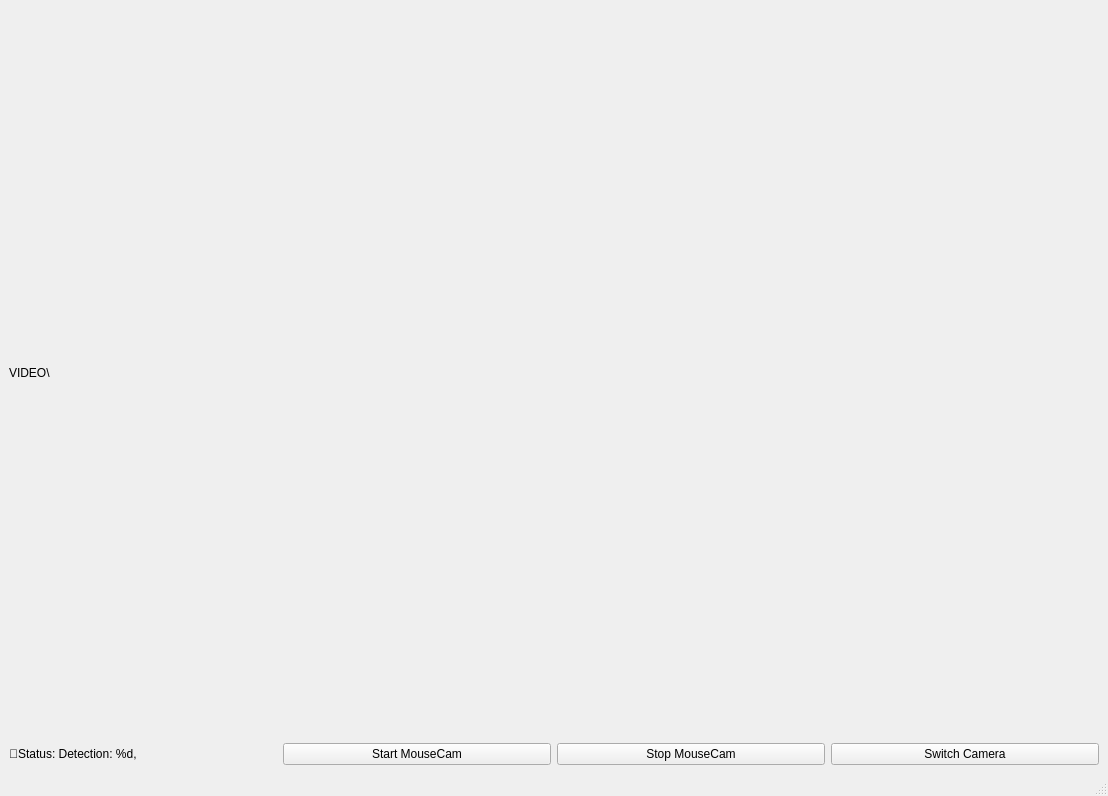
Qt form mousemenu.ui (em-mw/WindyCityHacks2024) before a commit.
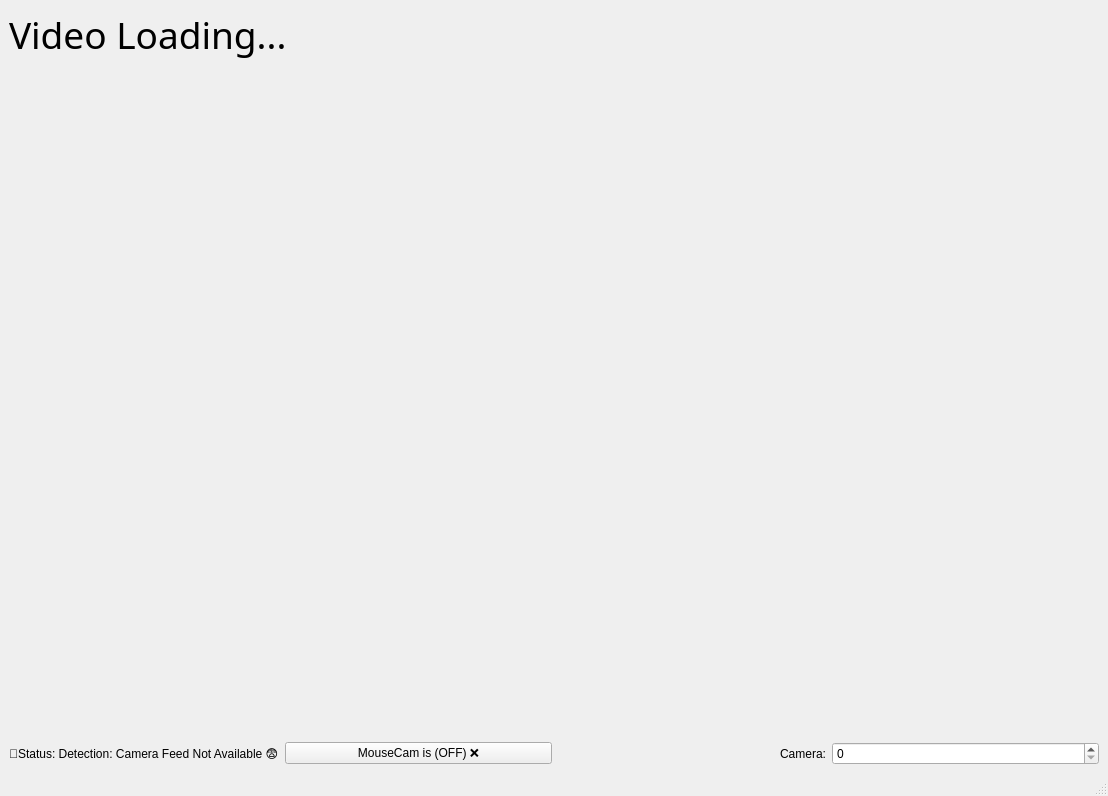
The same form after that commit.

Diff of the .ui file:
```diff
--- a/mousemenu.ui
+++ b/mousemenu.ui
@@ -20,8 +20,17 @@
    <layout class="QGridLayout" name="gridLayout">
     <item row="0" column="0">
      <widget class="QLabel" name="image_label">
+      <property name="font">
+       <font>
+        <family>Yu Gothic UI Semilight</family>
+        <pointsize>28</pointsize>
+       </font>
+      </property>
       <property name="text">
-       <string>VIDEO\</string>
+       <string>Video Loading...</string>
+      </property>
+      <property name="alignment">
+       <set>Qt::AlignLeading|Qt::AlignLeft|Qt::AlignTop</set>
       </property>
      </widget>
     </item>
@@ -30,30 +39,35 @@
       <item>
        <widget class="QLabel" name="label_2">
         <property name="text">
-         <string>🔴Status: Detection: %d, </string>
+         <string>🔴Status: Detection: Camera Feed Not Available 😨</string>
         </property>
        </widget>
       </item>
       <item>
        <widget class="QPushButton" name="pushButton_2">
         <property name="text">
-         <string>Start MouseCam</string>
+         <string>MouseCam is (OFF) ❌</string>
         </property>
+        <property name="checkable">
+         <bool>true</bool>
+        </property>
        </widget>
       </item>
       <item>
-       <widget class="QPushButton" name="pushButton">
+       <widget class="QLabel" name="label">
+        <property name="frameShape">
+         <enum>QFrame::NoFrame</enum>
+        </property>
         <property name="text">
-         <string>Stop MouseCam</string>
+         <string>Camera:</string>
         </property>
+        <property name="alignment">
+         <set>Qt::AlignRight|Qt::AlignTrailing|Qt::AlignVCenter</set>
+        </property>
        </widget>
       </item>
       <item>
-       <widget class="QPushButton" name="pushButton_3">
-        <property name="text">
-         <string>Switch Camera</string>
-        </property>
-       </widget>
+       <widget class="QSpinBox" name="CameraBox"/>
       </item>
      </layout>
     </item>
```
Left out of the diff: 2 changed lines with no effect on the pictures.
